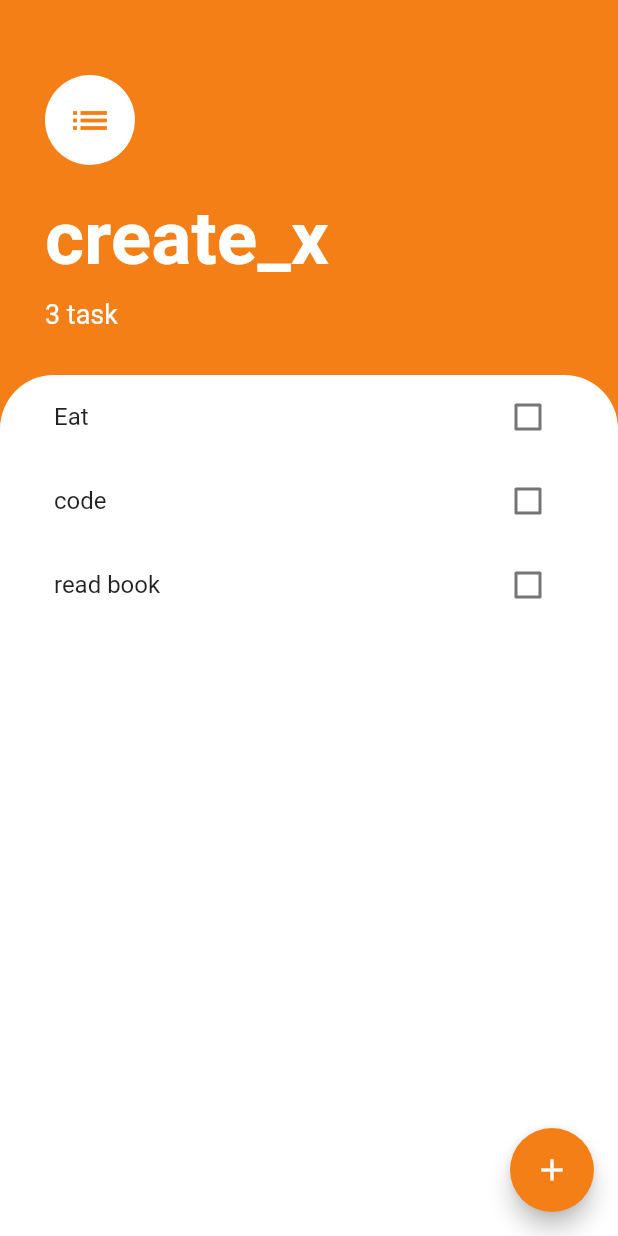
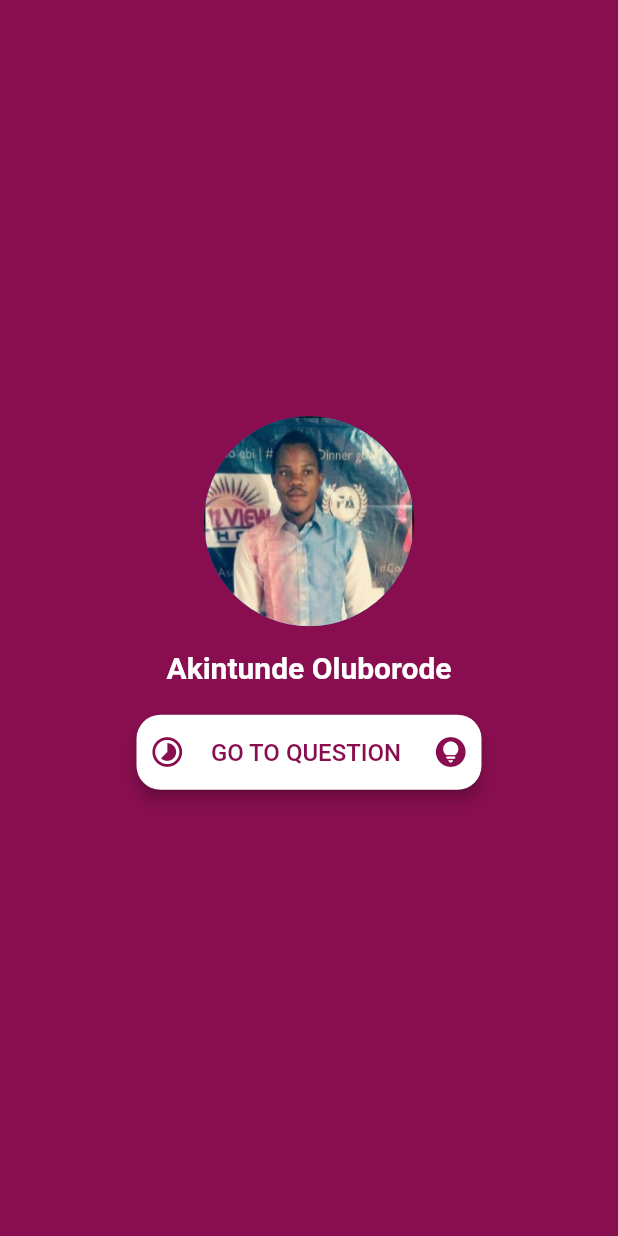
Before and after one commit to fidelmak/create_x, a Flutter app: the screen it shows after launch, on a phone screen of 412 x 824 dp. Run offline on Flutter 3.47's test engine with Material 2 defaults, Android fonts, the phone set to English and light mode, and no system bars; our stand-ins replace webview_flutter; Roboto replaces fonts that are missing (Pacifico, fonts/SourceSansPro-Regular).

Commit message:
with '#' will be ignored, and an empty message aborts the commit.

```diff
--- a/lib/main.dart
+++ b/lib/main.dart
@@ -2,6 +2,7 @@ import 'package:create_x/model/tasksData.dart';
 import 'package:flutter/material.dart';
 import 'package:provider/provider.dart';
 import 'screens/task_screen.dart';
+import 'task/my_card.dart';
 
 void main() {
   runApp(const CreateTask());
@@ -14,9 +15,8 @@ class CreateTask extends StatelessWidget {
   Widget build(BuildContext context) {
     return ChangeNotifierProvider(
       create: (context) => TaskData(),
-      child: MaterialApp(
-        home: TaskScreen(),
-      ),
+      child: MaterialApp(home: const MyCard() //TaskScreen(),
+          ),
     );
   }
 }
--- /dev/null
+++ b/lib/task/my_card.dart
@@ -0,0 +1,89 @@
+import 'package:flutter/material.dart';
+import 'web_view_container.dart';
+
+class MyCard extends StatefulWidget {
+  const MyCard({super.key});
+
+  @override
+  State<MyCard> createState() => _MyCardState();
+}
+
+class _MyCardState extends State<MyCard> {
+  final links = 'https://github.com/fidelmak';
+  @override
+  Widget build(BuildContext context) {
+    return Scaffold(
+        backgroundColor: Colors.pink.shade900,
+        // appBar: AppBar(
+
+        // ),
+        body: SafeArea(
+            child: Center(
+          child: Column(
+            mainAxisAlignment: MainAxisAlignment.center,
+            children: <Widget>[
+              const CircleAvatar(
+                radius: 70.0,
+                backgroundImage: AssetImage('assets/myCard.jpeg'),
+              ),
+              SizedBox(height: 16),
+              const Text(
+                'Akintunde Oluborode',
+                style: TextStyle(
+                  fontSize: 20,
+                  color: Colors.white,
+                  fontWeight: FontWeight.bold,
+                  fontFamily: 'Pacifico',
+                ),
+              ),
+              SizedBox(
+                width: 300,
+                child: Card(
+                    elevation: 4, // Increase elevation for a taller card
+                    shape: RoundedRectangleBorder(
+                        borderRadius: BorderRadius.circular(16)),
+                    color: Colors.white,
+                    margin:
+                        EdgeInsets.symmetric(vertical: 20.0, horizontal: 35.0),
+                    child: Container(
+                      padding: EdgeInsets.all(4.0),
+                      width: 200,
+                      height: 50,
+                      child: Row(
+                        mainAxisAlignment: MainAxisAlignment.spaceAround,
+                        children: [
+                          Icon(
+                            Icons.timelapse,
+                            color: Colors.pink.shade900,
+                          ),
+                          TextButton(
+                            onPressed: () {
+                              Navigator.push(
+                                  context,
+                                  MaterialPageRoute(
+                                      builder: (context) =>
+                                          WebViewContainer()));
+                            },
+                            child: Text('GO TO QUESTION ',
+                                style: TextStyle(
+                                  color: Colors.pink.shade900,
+                                  fontFamily: 'fonts/SourceSansPro-Regular',
+                                  fontSize: 16.0,
+                                )),
+                          ),
+                          InkWell(
+                            onTap: () {},
+                            child: Icon(
+                              Icons.lightbulb_circle_rounded,
+                              color: Colors.pink.shade900,
+                            ),
+                          ),
+                        ],
+                      ),
+                    )),
+              ),
+            ],
+          ),
+        )));
+  }
+}
```
Also changed, not shown: lib/task/web_view_container.dart (added, +49 -0 lines), pubspec.yaml (+15 -7 lines), assets/myCard.jpeg (added), pubspec.lock.
